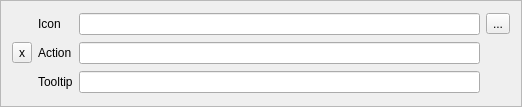
Old version of the form ui_action.ui in the repository 3nids/customlauncher.
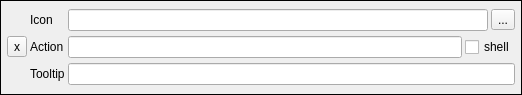
New version of the form.

Commit message: working with shell

What changed in the file:
```diff
--- a/ui_action.ui
+++ b/ui_action.ui
@@ -7,7 +7,7 @@
     <x>0</x>
     <y>0</y>
     <width>522</width>
-    <height>107</height>
+    <height>95</height>
    </rect>
   </property>
   <property name="sizePolicy">
@@ -20,12 +20,18 @@
    <string>action</string>
   </property>
   <property name="frameShape">
-   <enum>QFrame::StyledPanel</enum>
+   <enum>QFrame::Box</enum>
   </property>
-  <property name="frameShadow">
-   <enum>QFrame::Raised</enum>
+  <property name="lineWidth">
+   <number>1</number>
   </property>
   <layout class="QGridLayout" name="gridLayout">
+   <property name="margin">
+    <number>6</number>
+   </property>
+   <property name="spacing">
+    <number>3</number>
+   </property>
    <item row="0" column="1">
     <widget class="QLabel" name="label">
      <property name="font">
@@ -38,7 +44,7 @@
      </property>
     </widget>
    </item>
-   <item row="0" column="2">
+   <item row="0" column="2" colspan="2">
     <widget class="QLineEdit" name="iconEdit">
      <property name="font">
       <font>
@@ -47,7 +53,7 @@
      </property>
     </widget>
    </item>
-   <item row="0" column="3">
+   <item row="0" column="4">
     <widget class="QToolButton" name="iconButton">
      <property name="text">
       <string>...</string>
@@ -87,7 +93,7 @@
      </property>
     </widget>
    </item>
-   <item row="2" column="2">
+   <item row="2" column="2" colspan="3">
     <widget class="QLineEdit" name="tooltipEdit">
      <property name="font">
       <font>
@@ -103,6 +109,16 @@
      </property>
     </widget>
    </item>
+   <item row="1" column="3" colspan="2">
+    <widget class="QCheckBox" name="shellBox">
+     <property name="toolTip">
+      <string>This will launch the action in a terminal</string>
+     </property>
+     <property name="text">
+      <string>shell</string>
+     </property>
+    </widget>
+   </item>
   </layout>
  </widget>
  <resources/>
```
Left out of the diff: 6 changed lines with no effect on the pictures. The commit also changes 6 other files.
